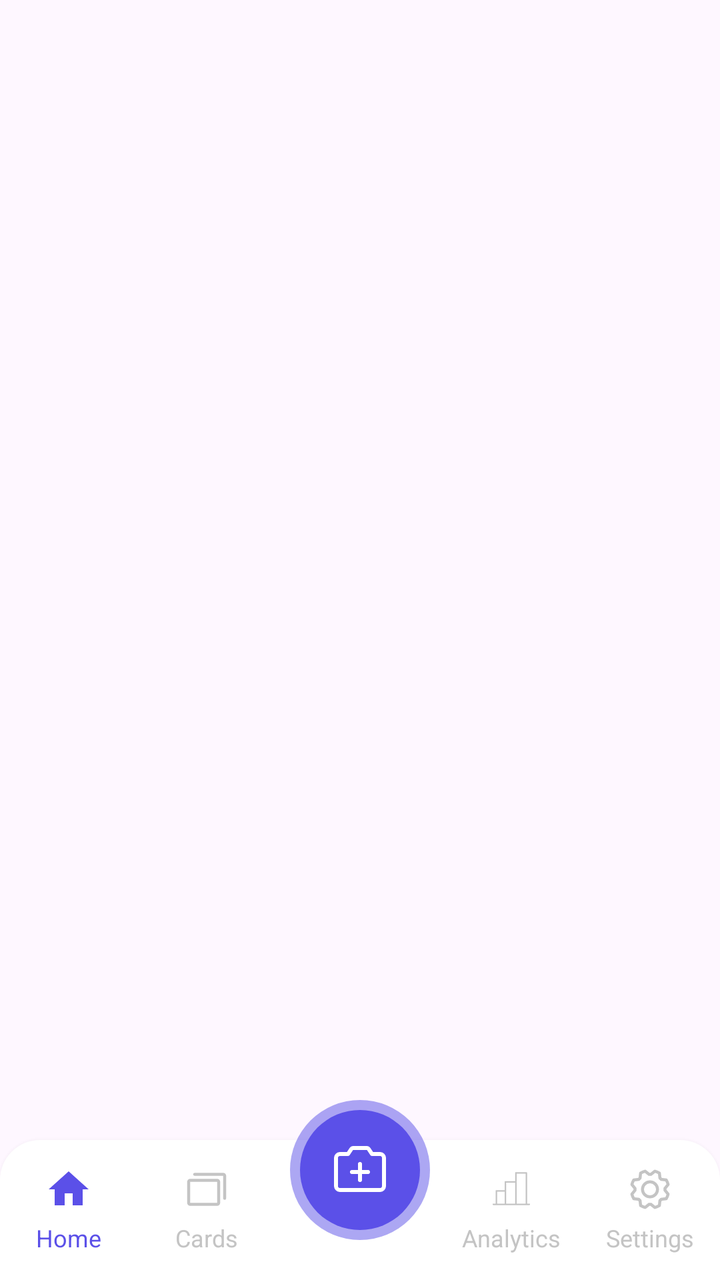
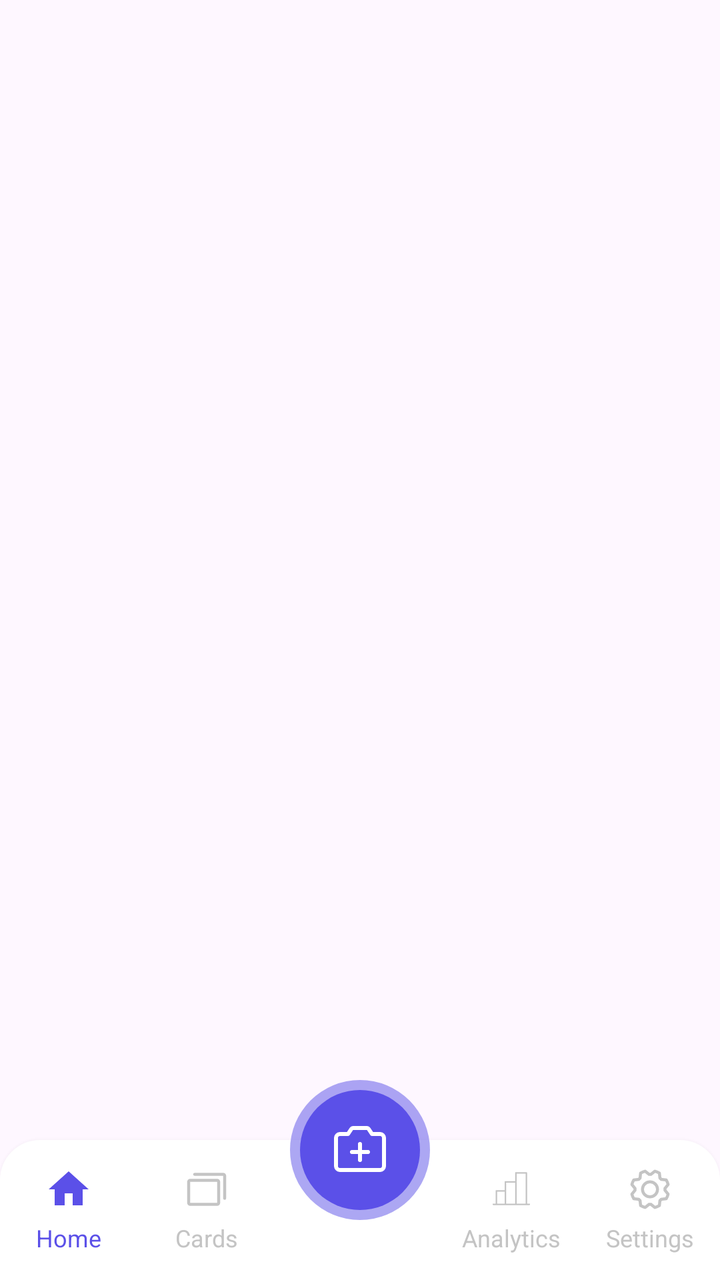

Two renders of the same Android screen: before a commit and after it. Below are the layout's source before the change and the commit's diff.
<!-- AndroidManifest.xml: application theme Theme.BrainByte -->
<!-- res/layout/fragment_navigation_bar.xml -->
<?xml version="1.0" encoding="utf-8"?>
<FrameLayout xmlns:android="http://schemas.android.com/apk/res/android"
    xmlns:app="http://schemas.android.com/apk/res-auto"
    android:layout_width="match_parent"
    android:layout_height="90dp">

    
    <View
        android:layout_width="match_parent"
        android:layout_height="70dp"
        android:layout_gravity="bottom"
        android:background="@drawable/bg_bottom_nav"
        android:elevation="4dp" />

    
    <LinearLayout
        android:layout_width="match_parent"
        android:layout_height="70dp"
        android:layout_gravity="bottom"
        android:gravity="center"
        android:orientation="horizontal"
        android:paddingVertical="8dp"
        android:baselineAligned="false"
        android:elevation="4dp">

        <LinearLayout
            android:id="@+id/nav_home"
            android:layout_width="0dp"
            android:layout_height="match_parent"
            android:layout_weight="1"
            android:gravity="center"
            android:orientation="vertical"
            android:clickable="true"
            android:focusable="true">

            <ImageView
                android:layout_width="24dp"
                android:layout_height="24dp"
                android:src="@drawable/ic_home"
                android:contentDescription="@string/home_icon"
                app:tint="#5B50E8" />

            <TextView
                android:layout_width="wrap_content"
                android:layout_height="wrap_content"
                android:layout_marginTop="4dp"
                android:text="@string/nav_home"
                android:textColor="#5B50E8"
                android:textSize="12sp" />
        </LinearLayout>

        <LinearLayout
            android:id="@+id/nav_cards"
            android:layout_width="0dp"
            android:layout_height="match_parent"
            android:layout_weight="1"
            android:gravity="center"
            android:orientation="vertical"
            android:clickable="true"
            android:focusable="true">

            <ImageView
                android:layout_width="24dp"
                android:layout_height="24dp"
                android:src="@drawable/ic_cards"
                android:contentDescription="@string/search_icon"
                app:tint="#C4C4C4" />

            <TextView
                android:layout_width="wrap_content"
                android:layout_height="wrap_content"
                android:layout_marginTop="4dp"
                android:text="@string/nav_search"
                android:textColor="#C4C4C4"
                android:textSize="12sp" />
        </LinearLayout>

        <FrameLayout
            android:id="@+id/nav_center"
            android:layout_width="0dp"
            android:layout_height="match_parent"
            android:layout_weight="1.2"
            android:gravity="center"
            android:clickable="true"
            android:focusable="true">

            
        </FrameLayout>

        <LinearLayout
            android:id="@+id/nav_analytics"
            android:layout_width="0dp"
            android:layout_height="match_parent"
            android:layout_weight="1"
            android:gravity="center"
            android:orientation="vertical"
            android:clickable="true"
            android:focusable="true">

            <ImageView
                android:layout_width="24dp"
                android:layout_height="24dp"
                android:src="@drawable/chart_bar_thin"
                android:contentDescription="@string/cart_icon"
                app:tint="#C4C4C4" />

            <TextView
                android:layout_width="wrap_content"
                android:layout_height="wrap_content"
                android:layout_marginTop="4dp"
                android:text="@string/nav_cart"
                android:textColor="#C4C4C4"
                android:textSize="12sp" />
        </LinearLayout>

        <LinearLayout
            android:id="@+id/nav_settings"
            android:layout_width="0dp"
            android:layout_height="match_parent"
            android:layout_weight="1"
            android:gravity="center"
            android:orientation="vertical"
            android:clickable="true"
            android:focusable="true">

            <ImageView
                android:layout_width="24dp"
                android:layout_height="24dp"
                android:src="@drawable/ic_settings"
                android:contentDescription="@string/settings_icon"
                app:tint="#C4C4C4" />

            <TextView
                android:layout_width="wrap_content"
                android:layout_height="wrap_content"
                android:layout_marginTop="4dp"
                android:text="@string/nav_profile"
                android:textColor="#C4C4C4"
                android:textSize="12sp" />
        </LinearLayout>

    </LinearLayout>

    
    <FrameLayout
        android:id="@+id/nav_center_button"
        android:layout_width="wrap_content"
        android:layout_height="wrap_content"
        android:layout_gravity="center_horizontal|bottom"
        android:layout_marginBottom="20dp"
        android:clipChildren="false"
        android:clipToPadding="false"
        android:clickable="true"
        android:focusable="true"
        android:elevation="16dp">

        
        <View
            android:layout_width="70dp"
            android:layout_height="70dp"
            android:layout_gravity="center"
            android:background="@drawable/bg_center_button_outer" />

        
        <View
            android:layout_width="60dp"
            android:layout_height="60dp"
            android:layout_gravity="center"
            android:background="@drawable/bg_center_button" />

        
        <ImageView
            android:layout_width="32dp"
            android:layout_height="32dp"
            android:layout_gravity="center"
            android:src="@drawable/ic_camera_plus"
            android:contentDescription="@string/store_icon"
            app:tint="@android:color/white" />
    </FrameLayout>

</FrameLayout>
<!-- resources referenced by this layout -->
<resources>
  <!-- drawable bg_bottom_nav (drawable) -->
  <?xml version="1.0" encoding="utf-8"?>
  <shape xmlns:android="http://schemas.android.com/apk/res/android"
      android:shape="rectangle">
      <solid android:color="@android:color/white" />
      <corners
          android:topLeftRadius="20dp"
          android:topRightRadius="20dp" />
  </shape>
  <!-- drawable bg_center_button (drawable) -->
  <?xml version="1.0" encoding="utf-8"?>
  <shape xmlns:android="http://schemas.android.com/apk/res/android"
      android:shape="oval">
      <solid android:color="#5B50E8" />
      <size
          android:width="60dp"
          android:height="60dp" />
  </shape>
  <!-- drawable bg_center_button_outer (drawable) -->
  <?xml version="1.0" encoding="utf-8"?>
  <shape xmlns:android="http://schemas.android.com/apk/res/android"
      android:shape="oval">
      <solid android:color="#805B50E8" />
      <size
          android:width="70dp"
          android:height="70dp" />
  </shape>
  <!-- drawable chart_bar_thin (drawable) -->
  <vector xmlns:android="http://schemas.android.com/apk/res/android"
      android:width="24dp"
      android:height="24dp"
      android:viewportWidth="256"
      android:viewportHeight="256">
    <path
        android:pathData="M224,204H212V40a4,4 0,0 0,-4 -4H152a4,4 0,0 0,-4 4V84H96a4,4 0,0 0,-4 4v44H48a4,4 0,0 0,-4 4v68H32a4,4 0,0 0,0 8H224a4,4 0,0 0,0 -8ZM156,44h48V204H156ZM100,92h48V204H100ZM52,140H92v64H52Z"
        android:fillColor="#000000"/>
  </vector>
  <!-- drawable ic_camera_plus (drawable) -->
  <vector xmlns:android="http://schemas.android.com/apk/res/android"
      android:width="48dp"
      android:height="48dp"
      android:viewportWidth="256"
      android:viewportHeight="256">
    <path
        android:pathData="M168,136a8,8 0,0 1,-8 8L136,144v24a8,8 0,0 1,-16 0L120,144L96,144a8,8 0,0 1,0 -16h24L120,104a8,8 0,0 1,16 0v24h24A8,8 0,0 1,168 136ZM232,80L232,192a24,24 0,0 1,-24 24L48,216a24,24 0,0 1,-24 -24L24,80A24,24 0,0 1,48 56L75.72,56L87,39.12A16,16 0,0 1,100.28 32h55.44A16,16 0,0 1,169 39.12L180.28,56L208,56A24,24 0,0 1,232 80ZM216,80a8,8 0,0 0,-8 -8L176,72a8,8 0,0 1,-6.66 -3.56L155.72,48L100.28,48L86.66,68.44A8,8 0,0 1,80 72L48,72a8,8 0,0 0,-8 8L40,192a8,8 0,0 0,8 8L208,200a8,8 0,0 0,8 -8Z"
        android:fillColor="#ffffff"/>
  </vector>
  <!-- drawable ic_cards (drawable) -->
  <vector xmlns:android="http://schemas.android.com/apk/res/android"
      android:width="48dp"
      android:height="48dp"
      android:viewportWidth="256"
      android:viewportHeight="256">
    <path
        android:pathData="M184,72L40,72A16,16 0,0 0,24 88L24,200a16,16 0,0 0,16 16L184,216a16,16 0,0 0,16 -16L200,88A16,16 0,0 0,184 72ZM184,200L40,200L40,88L184,88L184,200ZM232,56L232,176a8,8 0,0 1,-16 0L216,56L64,56a8,8 0,0 1,0 -16L216,40A16,16 0,0 1,232 56Z"
        android:fillColor="#151513"/>
  </vector>
  <!-- drawable ic_home (drawable) -->
  <vector xmlns:android="http://schemas.android.com/apk/res/android"
      android:width="24dp"
      android:height="24dp"
      android:viewportWidth="24"
      android:viewportHeight="24">
      <path
          android:fillColor="#000000"
          android:pathData="M10,20v-6h4v6h5v-8h3L12,3 2,12h3v8z" />
  </vector>
  <!-- drawable ic_settings: vector/xml drawable (drawable, 2217 chars, omitted) -->
  <string name="cart_icon">Cart icon</string>
  <string name="home_icon">Home icon</string>
  <string name="nav_cart">Analytics</string>
  <string name="nav_home">Home</string>
  <string name="nav_profile">Settings</string>
  <string name="nav_search">Cards</string>
  <string name="search_icon">Search icon</string>
  <string name="settings_icon">Settings icon</string>
  <string name="store_icon">Store icon</string>
  <style name="Theme.BrainByte" parent="Base.Theme.BrainByte" />
  <style name="Base.Theme.BrainByte" parent="Theme.Material3.DayNight.NoActionBar">
      </style>
</resources>

<!-- the commit's change to res/layout/fragment_navigation_bar.xml (unified diff, before → after) -->
@@ -2,7 +2,9 @@
 <FrameLayout xmlns:android="http://schemas.android.com/apk/res/android"
     xmlns:app="http://schemas.android.com/apk/res-auto"
     android:layout_width="match_parent"
-    android:layout_height="90dp">
+    android:layout_height="70dp"
+    android:clipChildren="false"
+    android:clipToPadding="false">
 
     
     <View
@@ -147,7 +149,7 @@
         android:layout_width="wrap_content"
         android:layout_height="wrap_content"
         android:layout_gravity="center_horizontal|bottom"
-        android:layout_marginBottom="20dp"
+        android:layout_marginBottom="30dp"
         android:clipChildren="false"
         android:clipToPadding="false"
         android:clickable="true"
